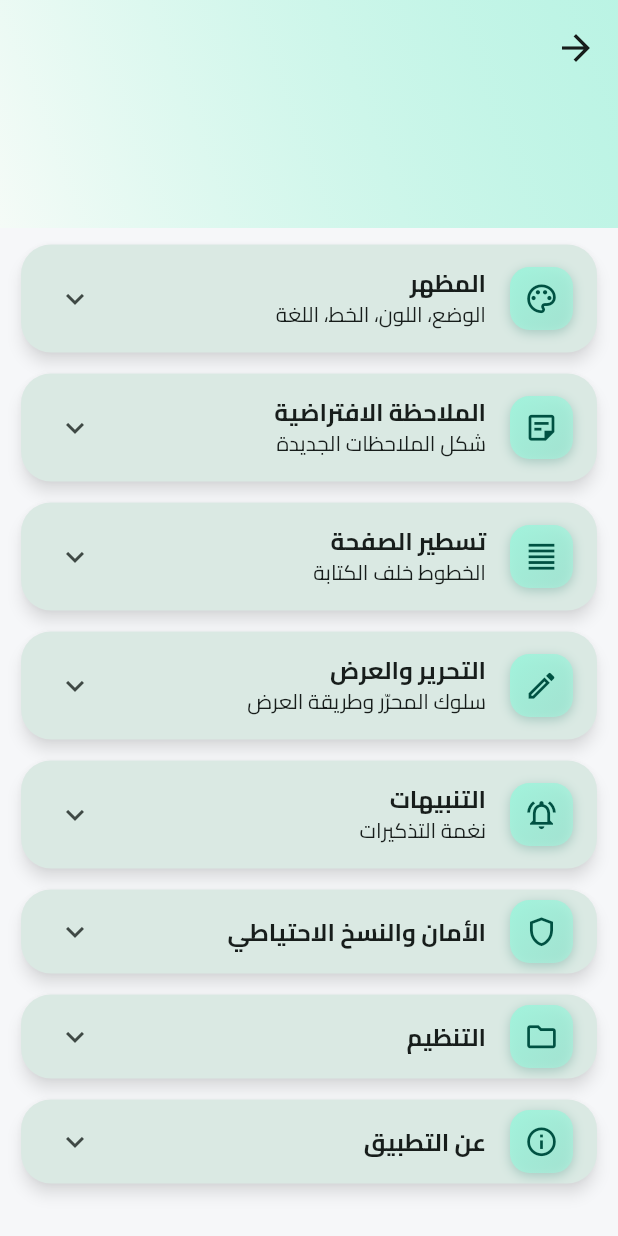
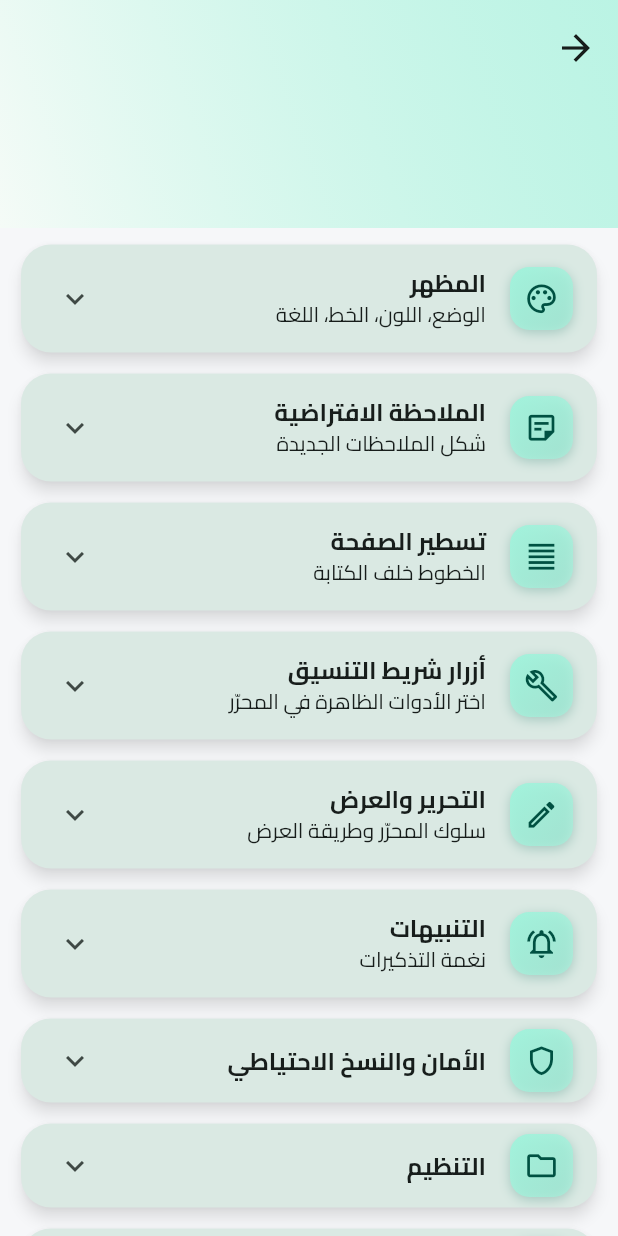
Before and after one commit to alaoufi/alaoufi_notes, a Flutter app: the SettingsScreen screen opened directly, after a tap on "المظهر", on a phone screen of 412 x 824 dp. Run offline on Flutter 3.47's test engine with Material 3 defaults, Android fonts, the phone set to English and light mode, and no system bars; our stand-ins replace audioplayers, device_info_plus, file_picker, flutter_colorpicker, flutter_local_notifications, flutter_secure_storage and 14 more; missing offline and left inert: android_id, cryptography, encrypt, extension_google_sign_in_as_googleapis_auth, flutter_quill, googleapis and 2 more; accounts and stored records are empty; project files that could hold a hidden picture were left out.

Commit message:
تخصيص شريط التنسيق + إزالة خيار «الغامق الافتراضي»
بناءً على طلب المستخدم:
- إزالة خيار «الخط الغامق الافتراضي» من الإعدادات (وُجد بلا فائدة): لم يعد يُطبَّق
  غامق تلقائيّ على الملاحظات الجديدة؛ التغميق يدويّ عبر زرّ B (يعمل بكامله).
- قسم جديد في الإعدادات «أزرار شريط التنسيق»: مفاتيح إظهار/إخفاء لكل زرّ
  (غامق، مائل، تسطير، شطب، لون، تظليل، نوع الخط، الحجم، العناوين، القوائم،
  الاقتباس، المحاذاة، تباعد الأسطر، مسح التنسيق) لتقصير الشريط حسب الحاجة.
- المخفيّ يُحفظ في التفضيلات ويمكن إعادته في أي وقت؛ الأزرار الأساسية (تراجع/
  إعادة/إملاء/نسخ) تبقى ثابتة.
- اختبار حارس: إخفاء زرّ من الإعدادات يزيله فعلًا من الشريط.

رفع النسخة إلى 1.1.9+10.

Co-Authored-By: Claude Fable 5 <noreply@anthropic.com>
Claude-Session: https://claude.ai/code/session_01EgFDkQ7WC3S16HHMbyH5e4

```diff
--- a/mudhakkarati/lib/features/editor/note_editor_screen.dart
+++ b/mudhakkarati/lib/features/editor/note_editor_screen.dart
@@ -118,12 +118,10 @@ class _NoteEditorScreenState extends State<NoteEditorScreen> {
     }
     // وحدة تحكّم النص الغني (لنوع النص) — تُهيّأ بعد معرفة المحتوى.
     if (_note.type == NoteType.text) {
-      // «الخط الغامق الافتراضي»: يُطبَّق كغامقٍ مضمّن قابل للتبديل بزرّ B.
-      final defaultBold = context.read<SettingsProvider>().noteBold;
       _richCtrl = RichTextController(_richContent, (json) {
         _richContent = json;
         _onChanged();
-      }, defaultBold: defaultBold);
+      });
     }
 
     setState(() => _loaded = true);
@@ -771,7 +769,6 @@ class _NoteEditorScreenState extends State<NoteEditorScreen> {
       fontFamily: settings.noteFontFamily,
       fontSize: settings.noteFontSize,
       height: settings.noteLineHeight,
-      fontWeight: settings.noteBold ? FontWeight.bold : null,
       color: _fgColor,
     );
     return [
--- a/mudhakkarati/lib/features/settings/settings_provider.dart
+++ b/mudhakkarati/lib/features/settings/settings_provider.dart
@@ -35,7 +35,8 @@ class SettingsProvider extends ChangeNotifier {
   String _noteFontFamily = 'Cairo'; // خط متن الملاحظة
   double _noteFontSize = 16; // حجم خط المتن
   double _noteLineHeight = 1.6; // تباعد الأسطر (مضاعف ارتفاع السطر)
-  bool _noteBold = false; // خط متن غامق افتراضيًّا
+  // أزرار شريط التنسيق المخفية (بمعرّفاتها) — تخصيص الشريط لتقصيره.
+  Set<String> _hiddenTools = {};
   // ---- تنسيق تسطير الصفحة ----
   double _ruleThickness = 1.0; // سماكة الأسطر
   double _ruleOpacity = 0.12; // شفافية الأسطر (0..1)
@@ -73,7 +74,29 @@ class SettingsProvider extends ChangeNotifier {
   String get noteFontFamily => _noteFontFamily;
   double get noteFontSize => _noteFontSize;
   double get noteLineHeight => _noteLineHeight;
-  bool get noteBold => _noteBold;
+
+  /// هل زرّ شريط التنسيق [id] ظاهر؟ (الافتراضي: كل الأزرار ظاهرة).
+  bool isToolVisible(String id) => !_hiddenTools.contains(id);
+
+  /// أزرار شريط التنسيق القابلة للإظهار/الإخفاء: المعرّف ← الاسم المعروض.
+  /// (الترتيب هو ترتيب ظهورها في شاشة الإعدادات.)
+  static const toolbarTools = <String, String>{
+    'bold': 'غامق',
+    'italic': 'مائل',
+    'underline': 'تسطير',
+    'strike': 'شطب',
+    'color': 'لون الخط',
+    'highlight': 'تظليل الخط',
+    'font': 'نوع الخط',
+    'size': 'حجم الخط',
+    'header': 'العناوين',
+    'ul': 'قائمة نقطية',
+    'ol': 'قائمة رقمية',
+    'quote': 'اقتباس',
+    'align': 'المحاذاة',
+    'lineSpacing': 'تباعد الأسطر',
+    'clearFormat': 'مسح التنسيق',
+  };
   double get ruleThickness => _ruleThickness;
   double get ruleOpacity => _ruleOpacity;
   bool get ruleOnLine => _ruleOnLine;
@@ -136,7 +159,7 @@ class SettingsProvider extends ChangeNotifier {
   static const _kNoteFont = 'note_font_family';
   static const _kNoteFontSize = 'note_font_size';
   static const _kNoteLineHeight = 'note_line_height';
-  static const _kNoteBold = 'note_bold';
+  static const _kHiddenTools = 'hidden_toolbar_tools';
   static const _kRuleThickness = 'rule_thickness';
   static const _kRuleOpacity = 'rule_opacity';
   static const _kRuleOnLine = 'rule_on_line';
@@ -188,7 +211,7 @@ class SettingsProvider extends ChangeNotifier {
     if (nf != null && fontFamilies.contains(nf)) _noteFontFamily = nf;
     _noteFontSize = prefs.getDouble(_kNoteFontSize) ?? 16;
     _noteLineHeight = prefs.getDouble(_kNoteLineHeight) ?? 1.6;
-    _noteBold = prefs.getBool(_kNoteBold) ?? false;
+    _hiddenTools = (prefs.getStringList(_kHiddenTools) ?? const []).toSet();
     _ruleThickness = prefs.getDouble(_kRuleThickness) ?? 1.0;
     _ruleOpacity = prefs.getDouble(_kRuleOpacity) ?? 0.12;
     _ruleOnLine = prefs.getBool(_kRuleOnLine) ?? true;
@@ -254,11 +277,16 @@ class SettingsProvider extends ChangeNotifier {
     await prefs.setDouble(_kNoteLineHeight, h);
   }
 
-  Future<void> setNoteBold(bool v) async {
-    _noteBold = v;
+  /// إظهار/إخفاء زرّ شريط التنسيق [id].
+  Future<void> setToolVisible(String id, bool visible) async {
+    if (visible) {
+      _hiddenTools.remove(id);
+    } else {
+      _hiddenTools.add(id);
+    }
     notifyListeners();
     final prefs = await SharedPreferences.getInstance();
-    await prefs.setBool(_kNoteBold, v);
+    await prefs.setStringList(_kHiddenTools, _hiddenTools.toList());
   }
 
   Future<void> setRuleThickness(double t) async {
--- a/mudhakkarati/lib/features/settings/settings_screen.dart
+++ b/mudhakkarati/lib/features/settings/settings_screen.dart
@@ -78,6 +78,13 @@ class SettingsScreen extends StatelessWidget {
                   title: 'تسطير الصفحة',
                   subtitle: 'الخطوط خلف الكتابة',
                   children: _noteRuling(context, s, settings),
+                ),
+                _groupCard(
+                  context,
+                  icon: Icons.build_outlined,
+                  title: 'أزرار شريط التنسيق',
+                  subtitle: 'اختر الأدوات الظاهرة في المحرّر',
+                  children: _toolbarButtons(context, s, settings),
                 ),
                 _groupCard(
                   context,
@@ -411,14 +418,29 @@ class SettingsScreen extends StatelessWidget {
         ),
       ),
 
-      // خط غامق
-      SwitchListTile(
-        secondary: const Icon(Icons.format_bold),
-        title: const Text('خط غامق'),
-        subtitle: const Text('يجعل خط متن الملاحظة غامقًا افتراضيًّا'),
-        value: st.noteBold,
-        onChanged: st.setNoteBold,
+    ];
+  }
+
+  // ===================== أزرار شريط التنسيق =====================
+
+  /// مفاتيح إظهار/إخفاء كل زرّ في شريط تنسيق المحرّر (لتقصير الشريط).
+  List<Widget> _toolbarButtons(BuildContext context, S s, SettingsProvider st) {
+    return [
+      const Padding(
+        padding: EdgeInsets.fromLTRB(16, 4, 16, 8),
+        child: Text(
+          'اختر الأزرار التي تريد ظهورها في شريط التنسيق أثناء تحرير الملاحظة. '
+          'الأزرار المخفاة لا تُحذف وظيفتها — يمكنك إعادتها في أيّ وقت.',
+          style: TextStyle(fontSize: 12.5, height: 1.4),
+        ),
       ),
+      for (final entry in SettingsProvider.toolbarTools.entries)
+        SwitchListTile(
+          dense: true,
+          title: Text(entry.value),
+          value: st.isToolVisible(entry.key),
+          onChanged: (v) => st.setToolVisible(entry.key, v),
+        ),
     ];
   }
 
@@ -740,8 +762,6 @@ class _NotePreview extends StatelessWidget {
                     fontFamily: settings.noteFontFamily,
                     fontSize: settings.noteFontSize,
                     height: settings.noteLineHeight,
-                    fontWeight:
-                        settings.noteBold ? FontWeight.bold : FontWeight.normal,
                   ),
                 ),
             ],
--- a/mudhakkarati/pubspec.yaml
+++ b/mudhakkarati/pubspec.yaml
@@ -1,7 +1,7 @@
 name: mudhakkarati
 description: "مذكراتي - تطبيق مذكرات وملاحظات يعمل بدون إنترنت بالكامل."
 publish_to: 'none'
-version: 1.1.8+9
+version: 1.1.9+10
 
 environment:
   sdk: '>=3.4.0 <4.0.0'
```
Also changed, not shown: mudhakkarati/lib/features/editor/rich_text_field.dart (+25 -35 lines), 1 other file.
